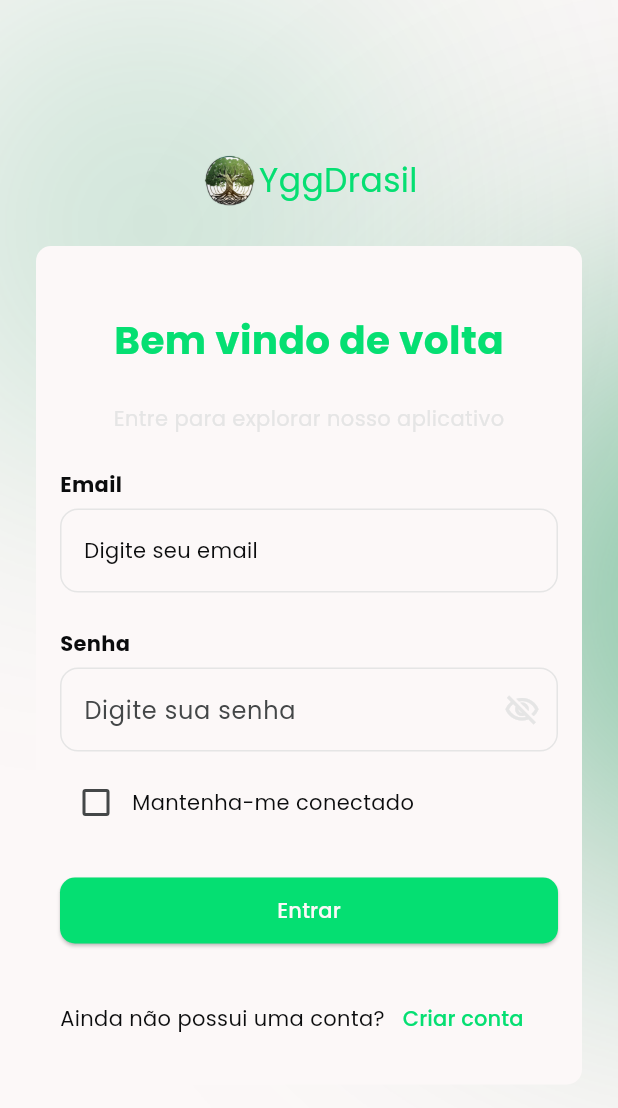
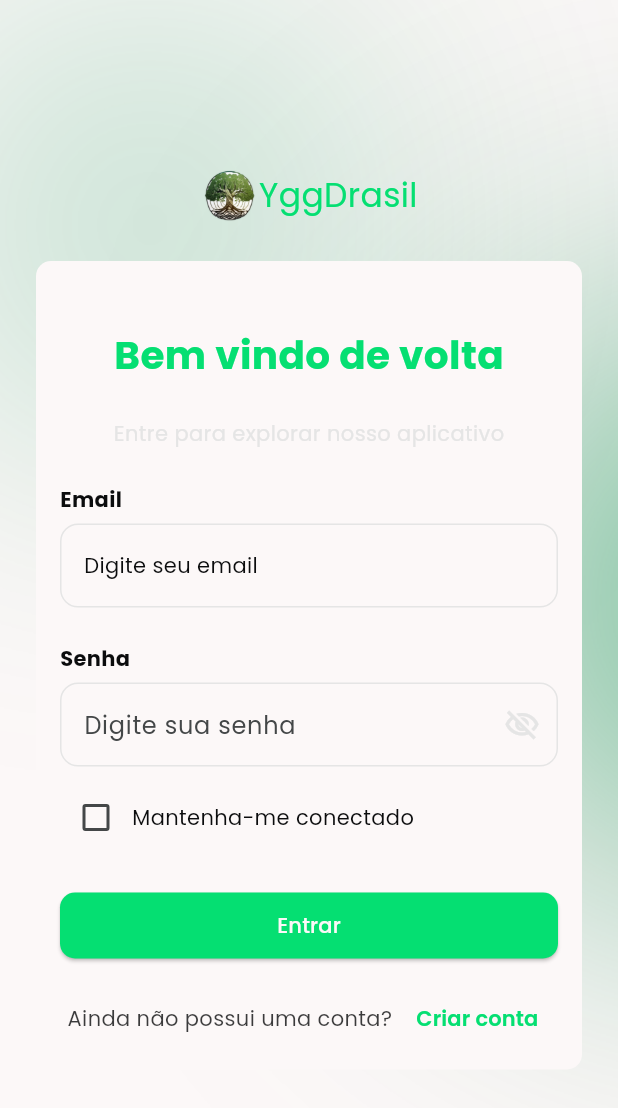
Before and after one commit to LucasRossatto/YggDrasil_App_Flutter, a Flutter app: the screen it shows after launch, after a tap on "Entrar", on a phone screen of 412 x 824 dp. Shown: the top 1108 px of the screen. Run offline on Flutter 3.47's test engine with Material 3 defaults, Android fonts, the phone set to English and light mode, and no system bars; our stand-ins replace camera, equatable, flutter_dotenv, flutter_map, flutter_svg, geolocator and 4 more; missing offline and left inert: mobile_scanner; accounts and stored records are empty.

Commit message:
fix: responsividade ajustada

```diff
--- a/lib/src/view/screens/login_screen.dart
+++ b/lib/src/view/screens/login_screen.dart
@@ -169,9 +169,9 @@ class LoginForm extends StatelessWidget {
                                 final theme = Theme.of(context).colorScheme;
 
                                 try {
-                                   if (!_formKey.currentState!.validate()) {
-                                  return;
-                                }
+                                  if (!_formKey.currentState!.validate()) {
+                                    return;
+                                  }
                                   final idUsuario = await vm.login(
                                     email,
                                     senha,
@@ -243,20 +243,54 @@ class LoginForm extends StatelessWidget {
 
                             SizedBox(height: 24),
 
-                            Row(
+                            Wrap(
+                              alignment: WrapAlignment.center,
+                              crossAxisAlignment: WrapCrossAlignment.center,
+                              spacing: 8.0,
+                              runSpacing: 4.0,
                               children: [
-                                Text("Ainda não possui uma conta?"),
+                                Text(
+                                  "Ainda não possui uma conta?",
+                                  style: TextStyle(
+                                    fontSize:
+                                        MediaQuery.of(context).size.width < 600
+                                        ? 14
+                                        : 16,
+                                    color: Theme.of(
+                                      context,
+                                    ).colorScheme.onSurface.withOpacity(0.8),
+                                  ),
+                                  textAlign: TextAlign.center,
+                                ),
                                 TextButton(
+                                  style: TextButton.styleFrom(
+                                    padding: EdgeInsets.symmetric(
+                                      horizontal: 8,
+                                      vertical: 4,
+                                    ),
+                                    minimumSize: Size.zero,
+                                    tapTargetSize:
+                                        MaterialTapTargetSize.shrinkWrap,
+                                  ),
                                   onPressed: () {
                                     Navigator.push(
                                       context,
                                       MaterialPageRoute(
-                                        builder: (_) =>
-                                            CadastroScreen(),
+                                        builder: (_) => CadastroScreen(),
                                       ),
                                     );
                                   },
-                                  child: Text("Criar conta"),
+                                  child: Text(
+                                    "Criar conta",
+                                    style: TextStyle(
+                                      fontSize:
+                                          MediaQuery.of(context).size.width <
+                                              600
+                                          ? 14
+                                          : 16,
+                                      fontWeight: FontWeight.w600,
+                                    ),
+                                  ),
                                 ),
                               ],
                             ),
```
